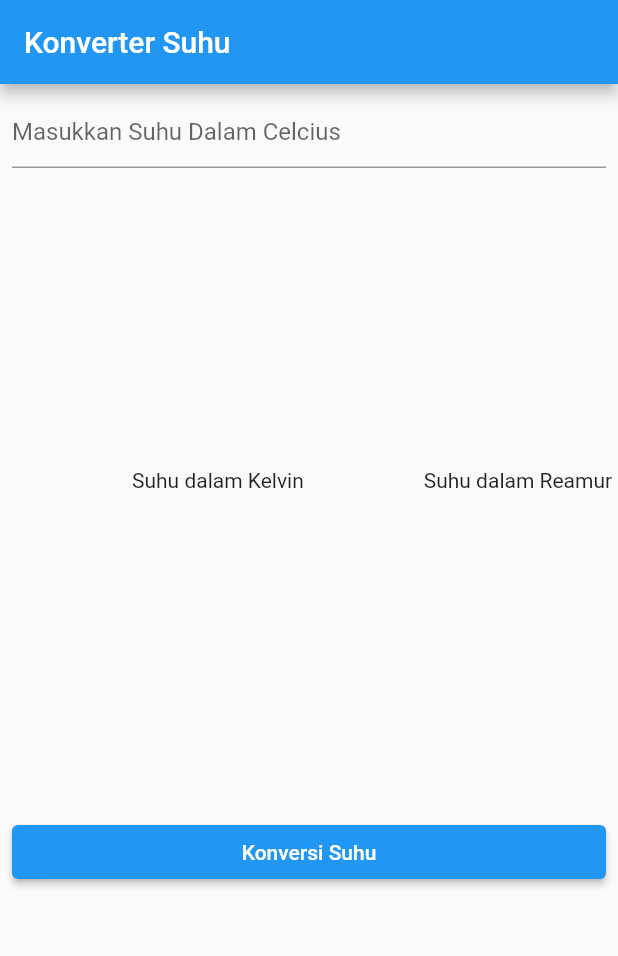
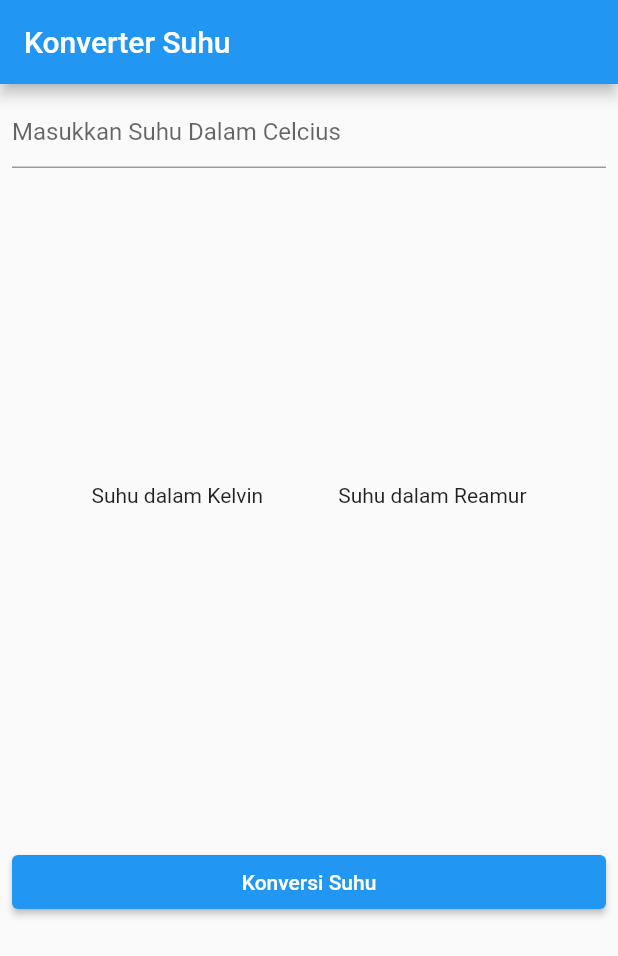
Before and after one commit to KevinBenaya/kevin_jobsheet3, a Flutter app: the screen it shows after launch, on a phone screen of 412 x 824 dp. Shown: the top 956 px of the screen. Run offline on Flutter 3.47's test engine with Material 2 defaults, Android fonts, the phone set to English and light mode, and no system bars.

Commit message:
kevin_jobsheet3

```diff
--- a/lib/main.dart
+++ b/lib/main.dart
@@ -34,14 +34,15 @@ class MyApp extends StatelessWidget {
               ),
               Container(
                 child: Row(
+                  mainAxisAlignment: MainAxisAlignment.center,
+                  crossAxisAlignment: CrossAxisAlignment.center,
                   children: [
                     Padding(
-                      padding:
-                          EdgeInsets.symmetric(horizontal: 80, vertical: 200),
+                      padding: EdgeInsets.symmetric(vertical: 210),
                       child: Text('Suhu dalam Kelvin'),
                     ),
                     Padding(
-                      padding: EdgeInsets.symmetric(vertical: 50),
+                      padding: EdgeInsets.only(left: 50),
                       child: Text('Suhu dalam Reamur'),
                     ),
                   ],
```
